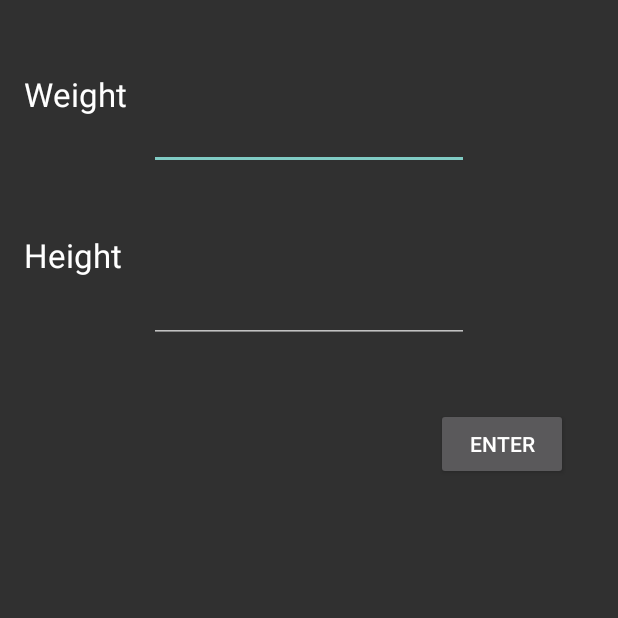
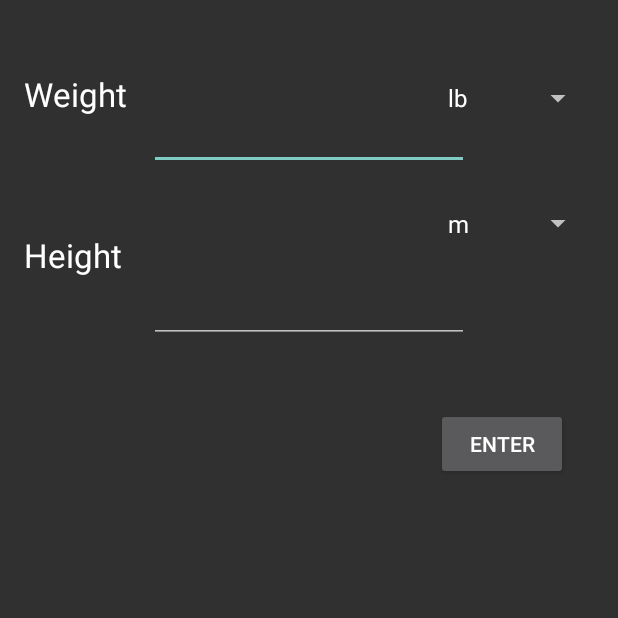
Before and after one commit to HealthInformatics/CDCProject-One, an Android app: the BMI screen opened directly, with no data from a screen before it, on a phone screen of 412 x 824 dp, the top half of it. Run offline under Robolectric (Android 15) with nearby library versions, the phone set to English and light mode, and no system bars.

Commit message:
Add spinner in BMI activity
Add spinner in BMI activity for unit options

```diff
--- a/app/src/main/java/com/clarifai/androidstarter/BMI.java
+++ b/app/src/main/java/com/clarifai/androidstarter/BMI.java
@@ -9,16 +9,28 @@ import android.widget.Button;
 import android.widget.ImageView;
 import android.widget.TextView;
 import android.widget.EditText;
+import java.util.ArrayList;
+import java.util.List;
+import android.widget.AdapterView;
+import android.widget.ArrayAdapter;
+import android.widget.Spinner;
+import android.widget.AdapterView.OnItemSelectedListener;
 
-public class BMI extends Activity {
+public class BMI extends Activity
+{
 
     private Button calculate;
     private TextView result;
     private EditText weight;
     private EditText height;
+    private Spinner weight_spinner;
+    private Spinner height_spinner;
+    private boolean isKg=false;
+    private boolean isM=true;
 
     @Override
-    protected void onCreate(Bundle savedInstanceState) {
+    protected void onCreate(Bundle savedInstanceState)
+    {
         super.onCreate(savedInstanceState);
         setContentView(R.layout.activity_bmi);
         weight=(EditText) findViewById(R.id.input_weight);
@@ -35,6 +47,67 @@ public class BMI extends Activity {
                     }
                 }
         );
+
+        height_spinner=(Spinner) findViewById(R.id.height_spinner);
+        weight_spinner=(Spinner) findViewById(R.id.weight_spinner);
+
+        List<String> weight_option=new ArrayList<String>();
+        weight_option.add("lb");
+        weight_option.add("kg");
+        ArrayAdapter<String> weightAdapter = new ArrayAdapter<String>(this, android.R.layout.simple_spinner_item, weight_option);
+        weightAdapter.setDropDownViewResource(android.R.layout.simple_spinner_dropdown_item);
+        weight_spinner.setAdapter(weightAdapter);
+
+        List<String> height_option=new ArrayList<String>();
+        height_option.add("m");
+        height_option.add("foot");
+        ArrayAdapter<String> heightAdapter = new ArrayAdapter<String>(this, android.R.layout.simple_spinner_item, height_option);
+        heightAdapter.setDropDownViewResource(android.R.layout.simple_spinner_dropdown_item);
+        height_spinner.setAdapter(heightAdapter);
+
+
+
+        height_spinner.setOnItemSelectedListener(
+                new OnItemSelectedListener() {
+                    @Override
+                    public void onItemSelected(AdapterView<?> parent, View view, int position, long id) {
+                        if(parent.getItemAtPosition(position)=="m")
+                            isM=true;
+                        else
+                            isM=false;
+
+                    }
+
+                    @Override
+                    public void onNothingSelected(AdapterView<?> parent) {
+
+                    }
+                }
+
+
+        );
+
+        weight_spinner.setOnItemSelectedListener(
+                new OnItemSelectedListener() {
+                    @Override
+                    public void onItemSelected(AdapterView<?> parent, View view, int position, long id) {
+                        if(parent.getItemAtPosition(position)=="kg")
+                            isKg=true;
+                        else
+                            isKg=false;
+                    }
+
+                    @Override
+                    public void onNothingSelected(AdapterView<?> parent) {
+                    }
+                }
+
+
+        );
+
+
+
+
     }
 
     private void cal_BMI()
@@ -43,6 +116,10 @@ public class BMI extends Activity {
         String h= height.getText().toString();
         float f_w = Float.parseFloat(w);
         float f_h=Float.parseFloat(h);
+        if(!isKg)
+            f_w=((float)0.453592)*f_w;
+        if(!isM)
+            f_h=((float)0.3048)*f_h;
         float f_r=f_w/(f_h*f_h);
         String res=Float.toString(f_r);
         if(f_r<18.5)
--- a/app/src/main/res/layout/activity_bmi.xml
+++ b/app/src/main/res/layout/activity_bmi.xml
@@ -72,4 +72,23 @@
         android:layout_marginTop="37dp"
         android:layout_alignParentBottom="true"
         android:layout_alignParentEnd="true" />
+
+    <Spinner
+        android:layout_width="wrap_content"
+        android:layout_height="wrap_content"
+        android:id="@+id/weight_spinner"
+        android:layout_alignEnd="@+id/result"
+        android:layout_toEndOf="@+id/input_weight"
+        android:layout_alignBottom="@+id/weight"
+        android:layout_alignStart="@+id/height_spinner" />
+
+    <Spinner
+        android:layout_width="wrap_content"
+        android:layout_height="wrap_content"
+        android:id="@+id/height_spinner"
+        android:layout_alignBottom="@+id/height"
+        android:layout_alignParentEnd="true"
+        android:layout_toEndOf="@+id/input_height"
+        android:layout_below="@+id/input_weight"
+        android:layout_alignStart="@+id/calculate" />
 </RelativeLayout>
```
